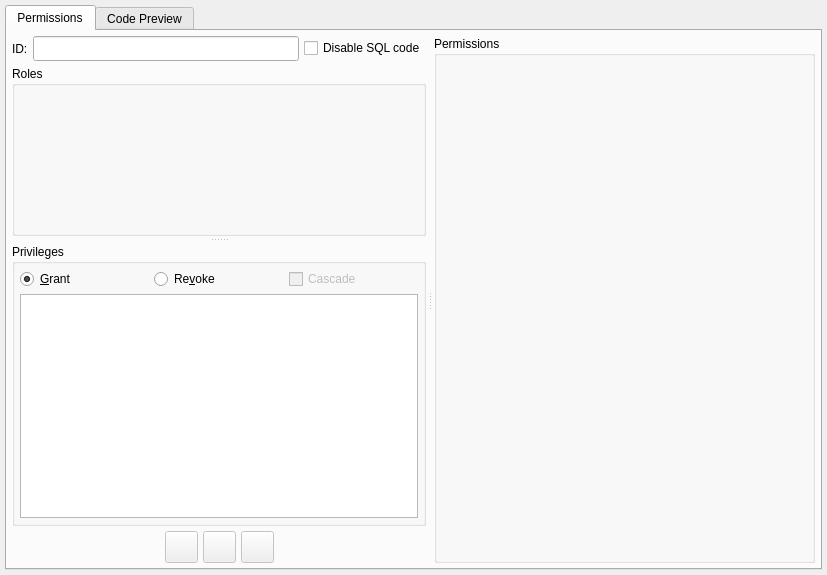
First picture: the form in libs/libgui/ui/dbobjects/permissionwidget.ui, repository pgmodeler/pgmodeler, before the edit.
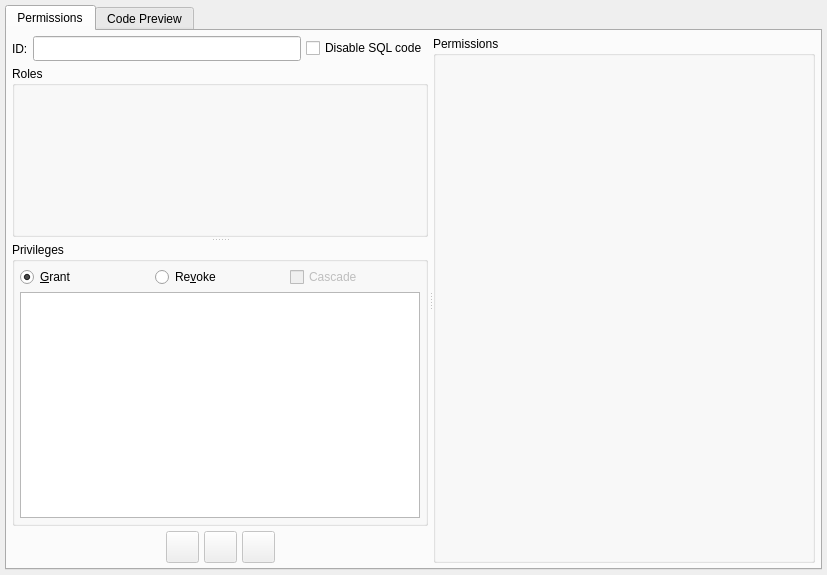
Second picture: the form after the edit. Icons and pictures are not drawn.

Patch:
```diff
--- a/libs/libgui/ui/dbobjects/permissionwidget.ui
+++ b/libs/libgui/ui/dbobjects/permissionwidget.ui
@@ -72,7 +72,7 @@
           <enum>Qt::Horizontal</enum>
          </property>
          <property name="handleWidth">
-          <number>8</number>
+          <number>5</number>
          </property>
          <widget class="QWidget" name="layoutWidget">
           <layout class="QVBoxLayout" name="verticalLayout">
@@ -142,7 +142,7 @@
               <enum>Qt::Vertical</enum>
              </property>
              <property name="handleWidth">
-              <number>8</number>
+              <number>5</number>
              </property>
              <widget class="QGroupBox" name="roles_gb">
               <property name="sizePolicy">
```
